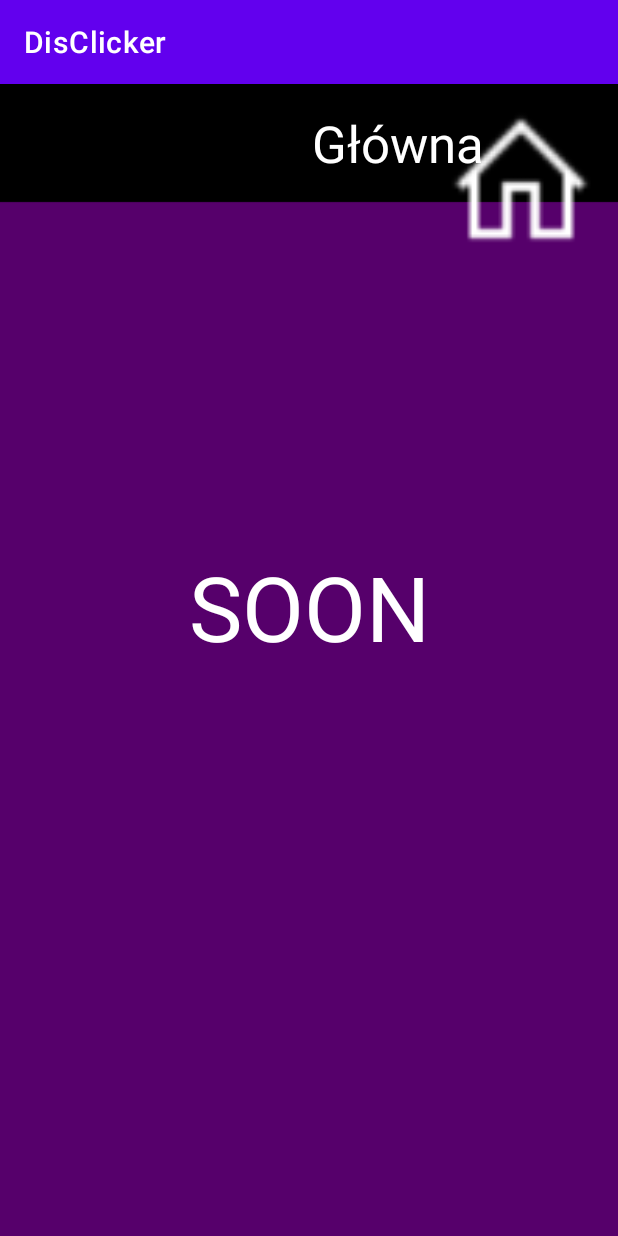
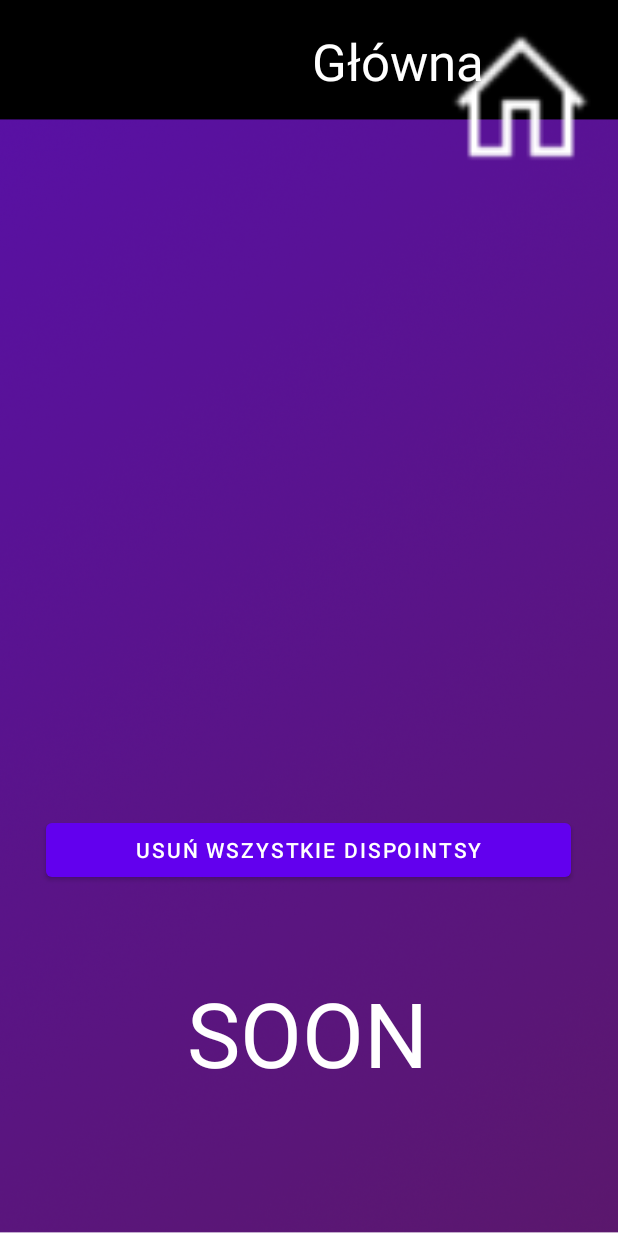
Before and after one commit to LukaszHolowacz/DisClicker, an Android app: the screen it shows after launch (settings_activity), after a tap on an icon or button, on a phone screen of 412 x 824 dp. Run offline under Robolectric (Android 15) with nearby library versions, the phone set to English and light mode, and no system bars.

Commit message:
Animacje, zmiana tła, proba dodania plikow dzwiekowych(nieudana), drobne poprawki

```diff
--- a/app/src/main/java/com/example/disclicker/MainActivity.kt
+++ b/app/src/main/java/com/example/disclicker/MainActivity.kt
@@ -1,12 +1,14 @@
 package com.example.disclicker
 
 import android.content.Intent
-import androidx.appcompat.app.AppCompatActivity
 import android.os.Bundle
+import android.view.animation.AnimationUtils
 import android.widget.Button
 import android.widget.ImageButton
 import android.widget.ImageView
 import android.widget.TextView
+import androidx.appcompat.app.AppCompatActivity
+
 
 var wynik = 0.toLong()
 var ile_dostajesz = 1
@@ -15,22 +17,37 @@ class MainActivity : AppCompatActivity() {
     override fun onCreate(savedInstanceState: Bundle?) {
         super.onCreate(savedInstanceState)
         setContentView(R.layout.main_activity)
+
         val przycisk_podstawowy = findViewById<ImageButton>(R.id.jdbutton)
         val settings_button = findViewById<Button>(R.id.settings)
         val smieszne_ciuszki_button = findViewById<ImageView>(R.id.smieszneciuszki)
         val score_text = findViewById<TextView>(R.id.score_text)
 
-        var ile_dostajesz = 1
+        val scale_down = AnimationUtils.loadAnimation(this,R.anim.scale_down)
+        val scale_up = AnimationUtils.loadAnimation(this,R.anim.scale_up)
+        val rotate = AnimationUtils.loadAnimation(this,R.anim.rotate)
+        val fade = AnimationUtils.loadAnimation(this,R.anim.fade)
 
         przycisk_podstawowy.setOnClickListener {
+            przycisk_podstawowy.startAnimation(scale_up)
+            przycisk_podstawowy.startAnimation(scale_down)
             wynik += ile_dostajesz
             score_text.text = wynik.toString()
+            /*if(){
+                przycisk_podstawowy.startAnimation(rotate)
+            }
+            else{
+                przycisk_podstawowy.startAnimation(scale_up)
+                przycisk_podstawowy.startAnimation(scale_down)
+            }*/
         }
         settings_button.setOnClickListener {
+            settings_button.startAnimation(fade)
             val intent = Intent(this,settings_activity::class.java)
             startActivity(intent)
         }
         smieszne_ciuszki_button.setOnClickListener {
+            smieszne_ciuszki_button.startAnimation(rotate)
             val intent = Intent(this,smieszne_ciuszki_activity::class.java)
             startActivity(intent)
         }
--- /dev/null
+++ b/app/src/main/res/anim/fade.xml
@@ -0,0 +1,8 @@
+<?xml version="1.0" encoding="utf-8"?>
+<set xmlns:android="http://schemas.android.com/apk/res/android"
+    android:interpolator="@android:anim/linear_interpolator">
+    <alpha
+        android:duration="1000"
+        android:fromAlpha="1.0"
+        android:toAlpha="0.1" />
+</set>
--- /dev/null
+++ b/app/src/main/res/anim/rotate.xml
@@ -0,0 +1,11 @@
+<?xml version="1.0" encoding="utf-8"?>
+<rotate xmlns:android="http://schemas.android.com/apk/res/android"
+    android:duration="1000"
+    android:fromDegrees="0"
+    android:interpolator="@android:anim/linear_interpolator"
+    android:pivotX="50%"
+    android:pivotY="50%"
+    android:startOffset="0"
+    android:toDegrees="360">
+
+</rotate>
--- /dev/null
+++ b/app/src/main/res/anim/scale_down.xml
@@ -0,0 +1,10 @@
+<?xml version="1.0" encoding="utf-8"?>
+<scale xmlns:android="http://schemas.android.com/apk/res/android"
+    android:fromXScale="1.3"
+    android:fromYScale="1.3"
+    android:toXScale="1"
+    android:toYScale="1"
+    android:pivotX="50%"
+    android:pivotY="50%"
+    android:duration="100">
+</scale>
--- /dev/null
+++ b/app/src/main/res/anim/scale_up.xml
@@ -0,0 +1,10 @@
+<?xml version="1.0" encoding="utf-8"?>
+<scale xmlns:android="http://schemas.android.com/apk/res/android"
+    android:fromXScale="1"
+    android:fromYScale="1"
+    android:toXScale="1.3"
+    android:toYScale="1.3"
+    android:pivotX="50%"
+    android:pivotY="50%"
+    android:duration="100">
+</scale>
--- a/app/src/main/res/layout/activity_settings.xml
+++ b/app/src/main/res/layout/activity_settings.xml
@@ -15,9 +15,10 @@
         android:textSize="60sp"
         app:layout_constraintBottom_toBottomOf="parent"
         app:layout_constraintEnd_toEndOf="parent"
+        app:layout_constraintHorizontal_bias="0.497"
         app:layout_constraintStart_toStartOf="parent"
         app:layout_constraintTop_toTopOf="parent"
-        app:layout_constraintVertical_bias="0.448" />
+        app:layout_constraintVertical_bias="0.872" />
 
     <ImageView
         android:id="@+id/powrot_settings"
@@ -44,4 +45,16 @@
         app:layout_constraintStart_toStartOf="parent"
         app:layout_constraintTop_toTopOf="parent"
         app:layout_constraintVertical_bias="0.023" />
+
+    <Button
+        android:id="@+id/reset_points"
+        android:layout_width="350dp"
+        android:layout_height="wrap_content"
+        android:text="@string/usun_dispoints"
+        app:layout_constraintBottom_toTopOf="@+id/textView3"
+        app:layout_constraintEnd_toEndOf="parent"
+        app:layout_constraintHorizontal_bias="0.498"
+        app:layout_constraintStart_toStartOf="parent"
+        app:layout_constraintTop_toBottomOf="@+id/textView2"
+        app:layout_constraintVertical_bias="0.893" />
 </androidx.constraintlayout.widget.ConstraintLayout>
--- a/app/src/main/res/layout/main_activity.xml
+++ b/app/src/main/res/layout/main_activity.xml
@@ -37,21 +37,21 @@
 
     <ImageView
         android:id="@+id/smieszneciuszki"
-        android:layout_width="122dp"
-        android:layout_height="81dp"
+        android:layout_width="131dp"
+        android:layout_height="97dp"
         app:layout_constraintBottom_toBottomOf="parent"
         app:layout_constraintEnd_toEndOf="parent"
-        app:layout_constraintHorizontal_bias="0.062"
+        app:layout_constraintHorizontal_bias="0.083"
         app:layout_constraintStart_toStartOf="parent"
         app:layout_constraintTop_toTopOf="parent"
-        app:layout_constraintVertical_bias="0.974"
+        app:layout_constraintVertical_bias="0.88"
         app:srcCompat="@drawable/smieszneciuszki" />
 
     <Button
         android:id="@+id/settings"
         android:layout_width="69dp"
-        android:layout_height="68dp"
-        android:backgroundTint="#000000"
+        android:layout_height="69dp"
+        android:backgroundTint="#00FFFFFF"
         app:icon="@drawable/settings"
         app:layout_constraintBottom_toBottomOf="parent"
         app:layout_constraintEnd_toEndOf="parent"
--- a/app/src/main/res/values-night/themes.xml
+++ b/app/src/main/res/values-night/themes.xml
@@ -1,6 +1,6 @@
 <resources xmlns:tools="http://schemas.android.com/tools">
     <!-- Base application theme. -->
-    <style name="Theme.DisClicker" parent="Theme.MaterialComponents.DayNight.DarkActionBar">
+    <style name="Theme.DisClicker" parent="Theme.MaterialComponents.DayNight.NoActionBar">
         <!-- Primary brand color. -->
         <item name="colorPrimary">@color/purple_200</item>
         <item name="colorPrimaryVariant">@color/purple_700</item>
--- a/app/src/main/res/values/colors.xml
+++ b/app/src/main/res/values/colors.xml
@@ -7,4 +7,5 @@
     <color name="teal_700">#FF018786</color>
     <color name="black">#FF000000</color>
     <color name="white">#FFFFFFFF</color>
+    <color name="lightGray">#9d9e9d</color>
 </resources>
--- a/app/src/main/res/values/strings.xml
+++ b/app/src/main/res/values/strings.xml
@@ -5,4 +5,5 @@
     <string name="grecja_text">Jebanie Grecji daje ci +3 do prędkości zbierania DisPointsów</string>
     <string name="shyvana_text2">Wykonaj Genka na Shyvanie.\nZ każdym kliknięciem zdobywasz +1 DisPointsów</string>
     <string name="karthus_text2">Zadzwoń do karthusa.\nZ każdym kliknięciem zdobywasz +2 DisPointsów</string>
+    <string name="usun_dispoints">Usuń wszystkie DisPointsy</string>
 </resources>
--- a/app/src/main/res/values/themes.xml
+++ b/app/src/main/res/values/themes.xml
@@ -1,12 +1,12 @@
 <resources xmlns:tools="http://schemas.android.com/tools">
     <!-- Base application theme. -->
-    <style name="Theme.DisClicker" parent="Theme.MaterialComponents.DayNight.DarkActionBar">
+    <style name="Theme.DisClicker" parent="Theme.MaterialComponents.DayNight.NoActionBar">
         <!-- Primary brand color. -->
         <item name="colorPrimary">@color/purple_500</item>
         <item name="colorPrimaryVariant">@color/purple_700</item>
         <item name="colorOnPrimary">@color/white</item>
         <!-- Secondary brand color. -->
-        <item name="colorSecondary">@color/teal_200</item>
+        <item name="colorSecondary">@color/teal_200</item><!--progress bar-->
         <item name="colorSecondaryVariant">@color/teal_700</item>
         <item name="colorOnSecondary">@color/black</item>
         <!-- Status bar color. -->
--- a/build.gradle
+++ b/build.gradle
@@ -5,7 +5,7 @@ buildscript {
         mavenCentral()
     }
     dependencies {
-        classpath "com.android.tools.build:gradle:7.0.4"
+        classpath 'com.android.tools.build:gradle:7.1.2'
         classpath "org.jetbrains.kotlin:kotlin-gradle-plugin:1.6.10"
 
         // NOTE: Do not place your application dependencies here; they belong
```
Also changed, not shown: app/src/main/res/drawable/disclicker_bg.png, gradle/wrapper/gradle-wrapper.properties, 2 other files.
